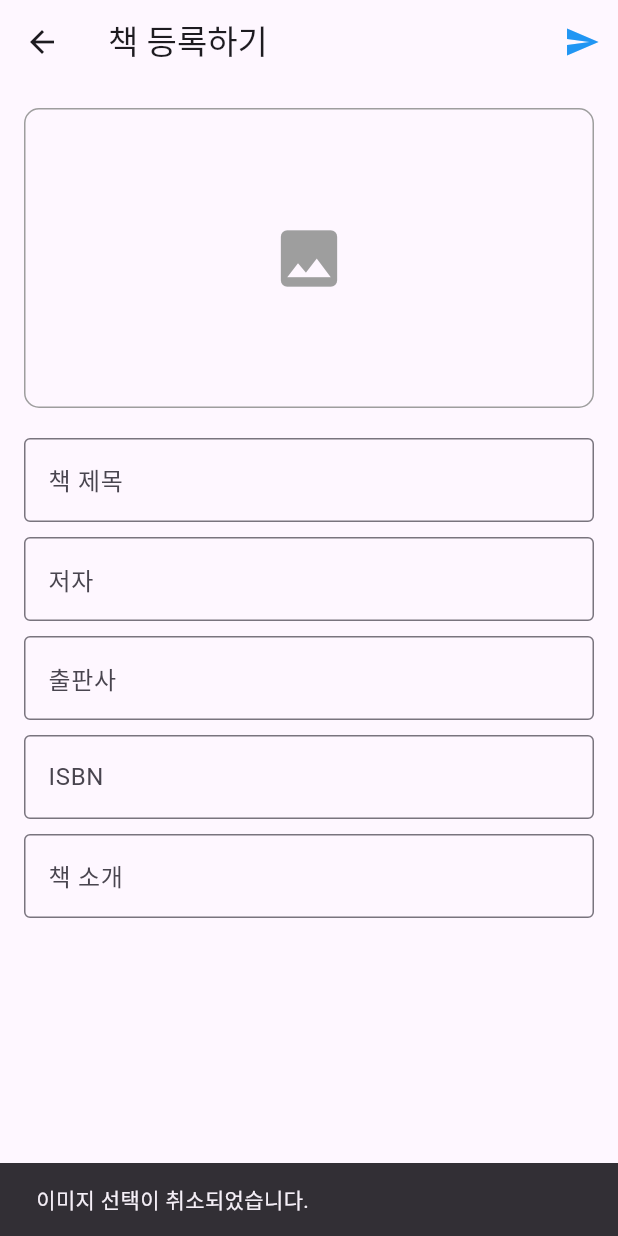
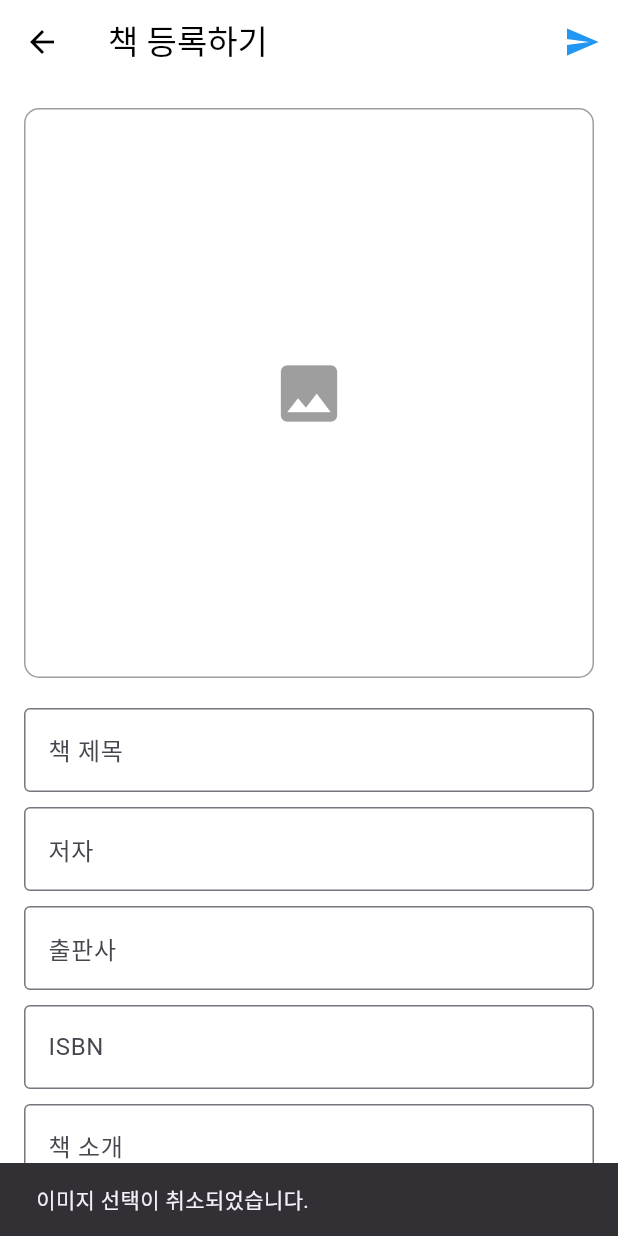
Before and after one commit to kshLithium/readlog, a Flutter app: the DirectAddBookScreen screen opened directly, after a tap on the "image" icon, on a phone screen of 412 x 824 dp. Run offline on Flutter 3.47's test engine with Material 3 defaults, Android fonts, the phone set to English and light mode, and no system bars; our stand-ins replace cloud_firestore, firebase_auth, firebase_core, google_fonts, image_picker, shared_preferences; accounts and stored records are empty; network calls fail.

Commit message:
책선택시 표지섬네일 표시 수정 - 이미지컨테이너가 이미지 width에 맞게 동적으로 늘어나게끔 수정 - 그 외 화면에서 배경색 흰색으로 통일

```diff
--- a/lib/screens/direct_add_book_screen.dart
+++ b/lib/screens/direct_add_book_screen.dart
@@ -2,6 +2,8 @@ import 'dart:io';
 import 'package:flutter/material.dart';
 import 'package:image_picker/image_picker.dart'; // Image Picker 패키지
 import 'progress_check_screen.dart';
+import 'package:flutter/rendering.dart';
+import 'dart:async';
 
 class DirectAddBookScreen extends StatefulWidget {
   final String? title;
@@ -30,26 +32,58 @@ class DirectAddBookScreen extends StatefulWidget {
 
 class _DirectAddBookScreenState extends State<DirectAddBookScreen> {
   String? _thumbnailUrl;
+  double? _imageAspectRatio; // 이미지 비율을 저장할 변수 추가
   final TextEditingController _titleController = TextEditingController();
   final TextEditingController _authorController = TextEditingController();
   final TextEditingController _publisherController = TextEditingController();
   final TextEditingController _isbnController = TextEditingController();
   final TextEditingController _descriptionController = TextEditingController();
 
+  // 이미지 비율을 계산하는 함수
+  Future<void> _calculateImageAspectRatio(String imagePath) async {
+    if (imagePath.startsWith('http')) {
+      // 네트워크 이미지인 경우
+      final imageProvider = NetworkImage(imagePath);
+      final imageStream = imageProvider.resolve(ImageConfiguration());
+      final completer = Completer<double>();
+
+      imageStream.addListener(ImageStreamListener((info, _) {
+        completer.complete(info.image.width / info.image.height);
+      }));
+
+      final aspectRatio = await completer.future;
+      setState(() {
+        _imageAspectRatio = aspectRatio;
+      });
+    } else {
+      // 로컬 이미지인 경우
+      final file = File(imagePath);
+      final bytes = await file.readAsBytes();
+      final image = await decodeImageFromList(bytes);
+      setState(() {
+        _imageAspectRatio = image.width / image.height;
+      });
+    }
+  }
+
   @override
   void initState() {
     super.initState();
-    _thumbnailUrl = widget.thumbnailUrl;
     _titleController.text = widget.title ?? '';
     _authorController.text = widget.author ?? '';
     _publisherController.text = widget.publisher ?? '';
     _isbnController.text = widget.isbn ?? '';
     _descriptionController.text = widget.description ?? '';
+
+    if (widget.thumbnailUrl != null) {
+      _thumbnailUrl = widget.thumbnailUrl;
+      _calculateImageAspectRatio(widget.thumbnailUrl!);
+    }
   }
 
   void _pickImage() async {
     if (!widget.isEditable) {
-      return; // 이미지를 변경할 수 없는 경우 동작하지 않음
+      return;
     }
 
     final ImagePicker picker = ImagePicker();
@@ -57,8 +91,9 @@ class _DirectAddBookScreenState extends State<DirectAddBookScreen> {
 
     if (image != null) {
       setState(() {
-        _thumbnailUrl = image.path; // 선택한 이미지의 로컬 파일 경로 저장
+        _thumbnailUrl = image.path;
       });
+      await _calculateImageAspectRatio(image.path);
 
       ScaffoldMessenger.of(context).showSnackBar(
         const SnackBar(content: Text('이미지를 선택했습니다.')),
@@ -90,9 +125,22 @@ class _DirectAddBookScreenState extends State<DirectAddBookScreen> {
 
   @override
   Widget build(BuildContext context) {
+    final containerWidth = MediaQuery.of(context).size.width - 32.0;
+    final containerHeight = _imageAspectRatio != null
+        ? containerWidth / _imageAspectRatio!
+        : containerWidth;
+
     return Scaffold(
       appBar: AppBar(
-        title: const Text('책 등록하기'),
+        title: const Text(
+          '책 등록하기',
+          style: TextStyle(
+            color: Colors.black,
+          ),
+        ),
+        backgroundColor: Colors.white,
+        elevation: 0,
+        iconTheme: IconThemeData(color: Colors.black),
         actions: [
           IconButton(
             icon: const Icon(Icons.send, color: Colors.blue),
@@ -100,16 +148,17 @@ class _DirectAddBookScreenState extends State<DirectAddBookScreen> {
           ),
         ],
       ),
+      backgroundColor: Colors.white,
       body: Padding(
         padding: const EdgeInsets.all(16.0),
         child: ListView(
           children: [
             // 썸네일 이미지 표시
             GestureDetector(
-              onTap: widget.isEditable ? _pickImage : null, // 변경 가능 여부에 따라 동작
+              onTap: widget.isEditable ? _pickImage : null,
               child: Container(
-                height: 200.0,
-                width: double.infinity,
+                height: containerHeight, // 계산된 높이 사용
+                width: containerWidth,
                 decoration: BoxDecoration(
                   border: Border.all(color: Colors.grey),
                   borderRadius: BorderRadius.circular(10.0),
@@ -117,14 +166,16 @@ class _DirectAddBookScreenState extends State<DirectAddBookScreen> {
                 child: ClipRRect(
                   borderRadius: BorderRadius.circular(10.0),
                   child: _thumbnailUrl != null
-                      ? (_thumbnailUrl!.startsWith('http') // URL인지 로컬 파일인지 확인
+                      ? (_thumbnailUrl!.startsWith('http')
                           ? Image.network(
                               _thumbnailUrl!,
-                              fit: BoxFit.contain,
+                              fit: BoxFit.cover,
+                              width: double.infinity,
                             )
                           : Image.file(
                               File(_thumbnailUrl!),
-                              fit: BoxFit.contain,
+                              fit: BoxFit.cover,
+                              width: double.infinity,
                             ))
                       : const Center(
                           child:
--- a/lib/screens/home_screen.dart
+++ b/lib/screens/home_screen.dart
@@ -61,7 +61,7 @@ class HomeScreen extends StatelessWidget {
   @override
   Widget build(BuildContext context) {
     return Scaffold(
-      backgroundColor: Color(0xFFF8F5FF), // 연한 보라색 배경
+      backgroundColor: Colors.white,
       body: SafeArea(
         child: Center(
           child: Column(
--- a/lib/screens/search_book_screen.dart
+++ b/lib/screens/search_book_screen.dart
@@ -147,6 +147,7 @@ class _BookSearchScreenState extends State<BookSearchScreen> {
           },
         ),
       ),
+      backgroundColor: Colors.white,
       body: Padding(
         padding: const EdgeInsets.all(16.0),
         child: Column(
```
Also changed, not shown: lib/screens/book_detail_screen.dart (+6 -3 lines), lib/screens/edit_screen.dart (+90 -66 lines), lib/screens/progress_check_screen.dart (+10 -0 lines), lib/screens/select_book_screen.dart (+9 -3 lines).
